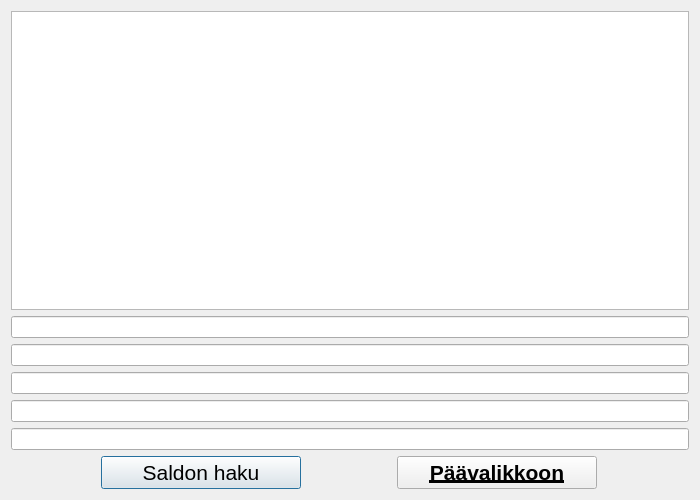
Before: the Qt Designer form bankautomat/saldo.ui in steltii-oamk/banksimul2022-group8, drawn with Qt 5.
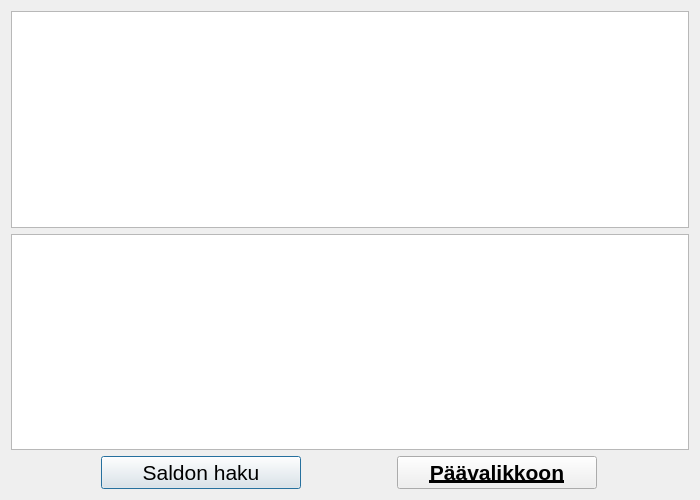
After: the same form once the commit is applied.

Diff of the .ui file:
```diff
--- a/bankautomat/saldo.ui
+++ b/bankautomat/saldo.ui
@@ -37,43 +37,10 @@
     </widget>
    </item>
    <item>
-    <layout class="QVBoxLayout" name="verticalLayout">
-     <item>
-      <widget class="QLineEdit" name="sTili1">
-       <property name="readOnly">
-        <bool>true</bool>
-       </property>
-      </widget>
-     </item>
-     <item>
-      <widget class="QLineEdit" name="sTili2">
-       <property name="readOnly">
-        <bool>true</bool>
-       </property>
-      </widget>
-     </item>
-     <item>
-      <widget class="QLineEdit" name="sTili3">
-       <property name="readOnly">
-        <bool>true</bool>
-       </property>
-      </widget>
-     </item>
-     <item>
-      <widget class="QLineEdit" name="sTili4">
-       <property name="readOnly">
-        <bool>true</bool>
-       </property>
-      </widget>
-     </item>
-     <item>
-      <widget class="QLineEdit" name="sTili5">
-       <property name="readOnly">
-        <bool>true</bool>
-       </property>
-      </widget>
-     </item>
-    </layout>
+    <widget class="QTextEdit" name="textTilitapahtumat"/>
+   </item>
+   <item>
+    <layout class="QVBoxLayout" name="verticalLayout"/>
    </item>
    <item>
     <layout class="QHBoxLayout" name="horizontalLayout">
```
Left out of the diff: 1 changed line with no effect on the pictures.
